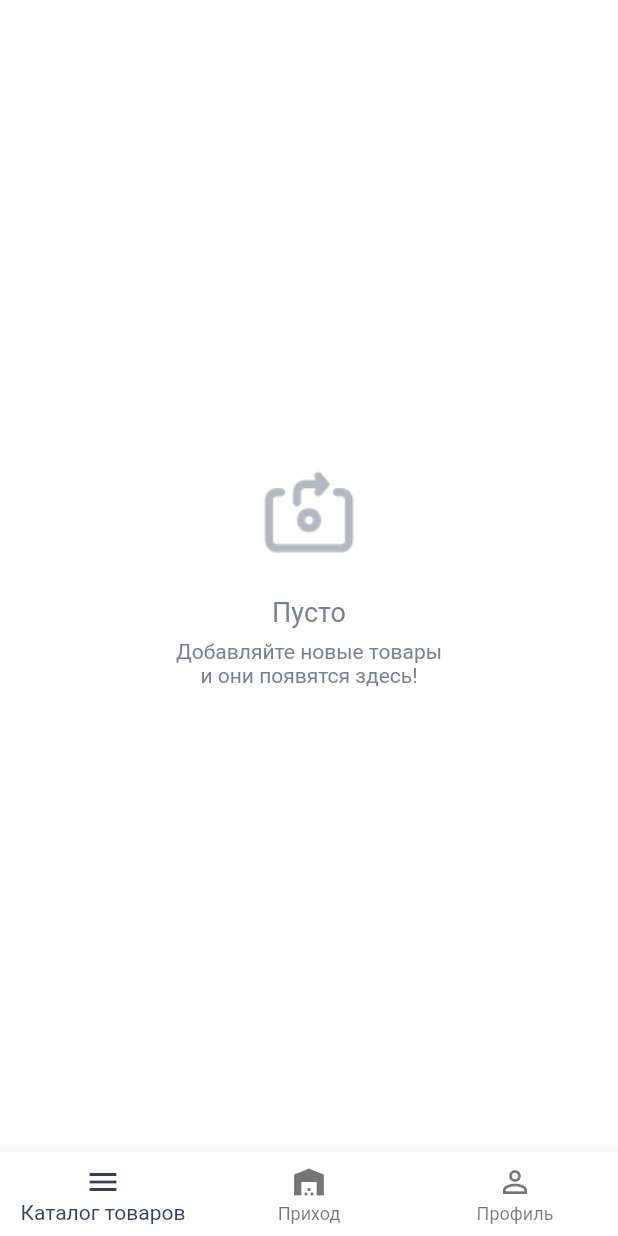
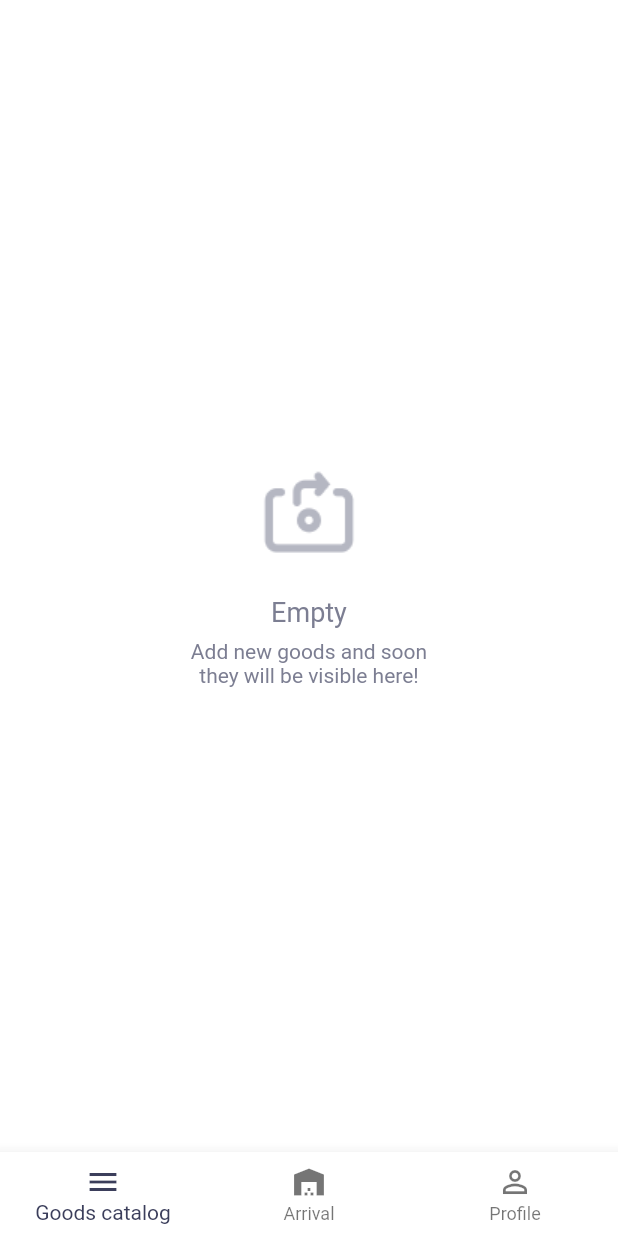
Before and after one commit to GeorgeOblomov/wb_warehouse, a Flutter app: the screen it shows after launch, on a phone screen of 412 x 824 dp. Run offline on Flutter 3.47's test engine with Material 2 defaults, Android fonts, the phone set to English and light mode, and no system bars; our stand-ins replace auto_route; generated files the repository leaves out were written again.

Commit message:
wb-warehouse-4: implement app internalization

```diff
--- /dev/null
+++ b/l10n.yaml
@@ -0,0 +1,3 @@
+arb-dir: lib/l10n
+template-arb-file: app_en.arb
+output-localization-file: app_localizations.dart
--- a/lib/app/app.dart
+++ b/lib/app/app.dart
@@ -1,7 +1,9 @@
 import 'package:flutter/material.dart';
 import 'package:provider/provider.dart';
 import 'package:wb_warehouse/router/app_router.dart';
+import 'package:wb_warehouse/utils/locale/locale_provider.dart';
 import 'package:wb_warehouse/utils/themes/theme_provider.dart';
+import 'package:flutter_gen/gen_l10n/app_localizations.dart';
 import 'package:wb_warehouse/utils/themes/wb_theme_data.dart';
 
 class App extends StatelessWidget {
@@ -13,17 +15,21 @@ class App extends StatelessWidget {
   Widget build(BuildContext context) {
     return MultiProvider(
       providers: [
-        Provider<ThemeProvider>(create: (_) => ThemeProvider()),
+        ChangeNotifierProvider<ThemeProvider>(create: (_) => ThemeProvider()),
+        ChangeNotifierProvider<LocaleProvider>(create: (_) => LocaleProvider()),
       ],
       // (egrischenkov): Lately it will be used as repositories provider.
       // I use it because I need access to "DataManager", which will be injected through the MultiProvider
-      child: Consumer<ThemeProvider>(
-        builder: (_, themeProvider, ___) {
+      child: Consumer2<ThemeProvider, LocaleProvider>(
+        builder: (_, themeProvider, localeProvider, ___) {
           return MaterialApp.router(
             routeInformationParser: _appRouter.defaultRouteParser(),
             routerDelegate: _appRouter.delegate(),
             title: 'WB Warehouse',
             theme: themeProvider.isLightTheme ? WbThemeData.lightTheme : WbThemeData.darkTheme,
+            locale: localeProvider.locale,
+            localizationsDelegates: AppLocalizations.localizationsDelegates,
+            supportedLocales: AppLocalizations.supportedLocales,
           );
         },
       ),
--- a/lib/app/home_page.dart
+++ b/lib/app/home_page.dart
@@ -1,6 +1,7 @@
 import 'package:auto_route/auto_route.dart';
 import 'package:flutter/material.dart';
 import 'package:wb_warehouse/router/app_router.dart';
+import 'package:wb_warehouse/utils/extensions/context_extension.dart';
 
 class HomePage extends StatefulWidget {
   const HomePage({super.key});
@@ -24,10 +25,10 @@ class _HomeState extends State<HomePage> with TickerProviderStateMixin {
         return Scaffold(
           body: child,
           bottomNavigationBar: BottomNavigationBar(
-            items: const [
-              BottomNavigationBarItem(icon: Icon(Icons.menu), label: 'Каталог товаров'),
-              BottomNavigationBarItem(icon: Icon(Icons.warehouse), label: 'Приход'),
-              BottomNavigationBarItem(icon: Icon(Icons.person_outline), label: 'Профиль'),
+            items: [
+              BottomNavigationBarItem(icon: const Icon(Icons.menu), label: context.localizations.goodsCatalog),
+              BottomNavigationBarItem(icon: const Icon(Icons.warehouse), label: context.localizations.arrival),
+              BottomNavigationBarItem(icon: const Icon(Icons.person_outline), label: context.localizations.profile),
             ],
             onTap: tabsRouter.setActiveIndex,
             currentIndex: tabsRouter.activeIndex,
--- a/lib/features/goods_catalog/goods_catalog_page.dart
+++ b/lib/features/goods_catalog/goods_catalog_page.dart
@@ -1,6 +1,7 @@
 import 'package:flutter/material.dart';
 import 'package:provider/provider.dart';
 import 'package:wb_warehouse/utils/assets.dart';
+import 'package:wb_warehouse/utils/extensions/context_extension.dart';
 import 'package:wb_warehouse/utils/themes/theme_provider.dart';
 
 class GoodsCatalogPage extends StatelessWidget {
@@ -27,10 +28,10 @@ class _EmptyWidget extends StatelessWidget {
       children: [
         Image.asset(Assets.emptyListPlaceholder),
         const SizedBox(height: 24),
-        Text('Пусто', style: theme.emptyWidgetTitleStyle),
+        Text(context.localizations.empty, style: theme.emptyWidgetTitleStyle),
         const SizedBox(height: 8),
         Text(
-          'Добавляйте новые товары\nи они появятся здесь!',
+          context.localizations.addNewGoods,
           style: theme.emptyWidgetSubtitleStyle,
           textAlign: TextAlign.center,
         ),
--- /dev/null
+++ b/lib/l10n/app_en.arb
@@ -0,0 +1,7 @@
+{
+    "goodsCatalog": "Goods catalog",
+    "arrival": "Arrival",
+    "profile": "Profile",
+    "empty": "Empty",
+    "addNewGoods": "Add new goods and soon\nthey will be visible here!"
+}
--- /dev/null
+++ b/lib/l10n/app_ru.arb
@@ -0,0 +1,7 @@
+{
+    "goodsCatalog": "Каталог товаров",
+    "arrival": "Приход",
+    "profile": "Профиль",
+    "empty": "Пусто",
+    "addNewGoods": "Добавляйте новые товары\nи они появятся здесь!"
+}
--- /dev/null
+++ b/lib/utils/extensions/context_extension.dart
@@ -0,0 +1,6 @@
+import 'package:flutter/material.dart';
+import 'package:flutter_gen/gen_l10n/app_localizations.dart';
+
+extension BuildContextLocalizationExtensions on BuildContext {
+  AppLocalizations get localizations => AppLocalizations.of(this)!;
+}
--- /dev/null
+++ b/lib/utils/locale/locale_provider.dart
@@ -0,0 +1,14 @@
+import 'package:flutter/material.dart';
+import 'package:flutter_gen/gen_l10n/app_localizations.dart';
+
+class LocaleProvider with ChangeNotifier {
+  Locale? locale;
+
+  LocaleProvider();
+
+  void setLocale(Locale newLocale) {
+    if (AppLocalizations.supportedLocales.contains(newLocale)) return;
+    locale = newLocale;
+    notifyListeners();
+  }
+}
--- a/pubspec.yaml
+++ b/pubspec.yaml
@@ -8,10 +8,13 @@ environment:
 dependencies:
   flutter:
     sdk: flutter
+  flutter_localizations:
+    sdk: flutter
   auto_route: ^5.0.4
   cupertino_icons: ^1.0.2
   dio: ^5.0.0
   provider: ^6.0.5
+  intl: ^0.17.0
 
 dev_dependencies:
   flutter_test:
@@ -24,6 +27,7 @@ dev_dependencies:
   dart_code_metrics: ^5.6.0
 
 flutter:
+  generate: true
   uses-material-design: true
   assets:
     - assets/icons/
```
Also changed, not shown: pubspec.lock, 57 other files.
